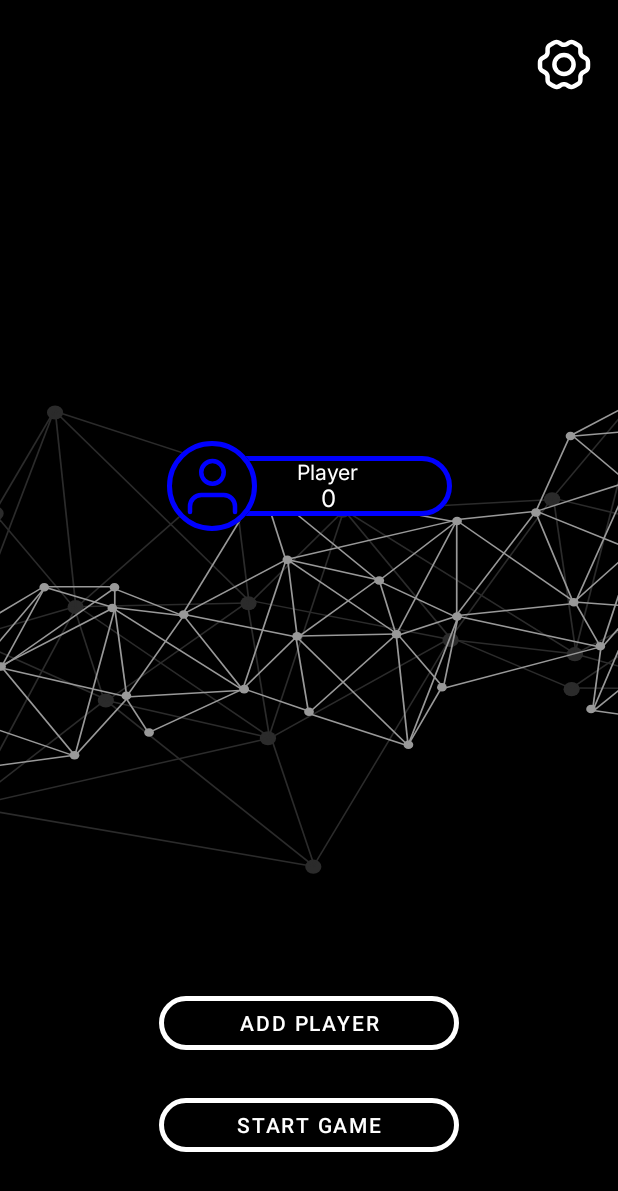
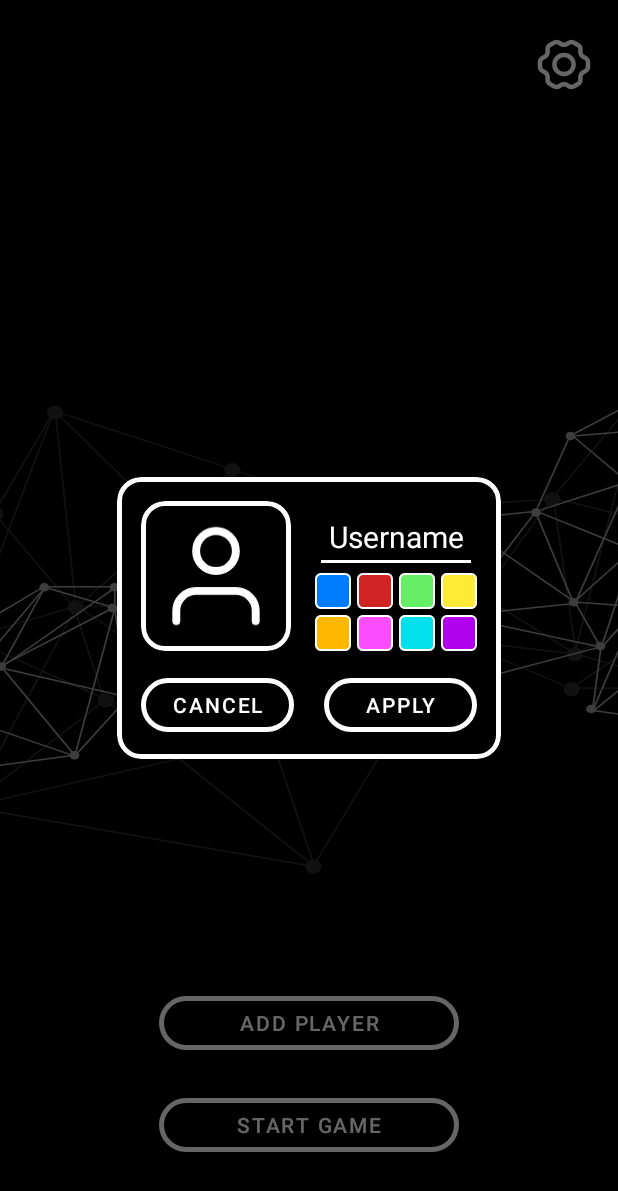
Before and after one commit to Tvinkvinter/MobileCroupier, an Android app: the screen it shows after launch (MainActivity), after a tap on "ADD PLAYER", on a phone screen of 412 x 824 dp. Shown: the top 1191 px of the screen. Run offline under Robolectric (Android 15) with nearby library versions, the phone set to English and light mode, and no system bars.

Commit message:
feature: add setting player dialog

```diff
--- a/app/src/main/java/com/atarusov/pokerapp/custom_views/ColorPickSquare.kt
+++ b/app/src/main/java/com/atarusov/pokerapp/custom_views/ColorPickSquare.kt
@@ -5,8 +5,8 @@ import android.util.AttributeSet
 import android.view.LayoutInflater
 import android.view.View
 import android.widget.FrameLayout
-import android.widget.ImageView
 import com.atarusov.pokerapp.R
+import com.atarusov.pokerapp.databinding.ViewColorPickSquareBinding
 
 class ColorPickSquare(
     context: Context,
@@ -14,23 +14,19 @@ class ColorPickSquare(
     defStyleAttrs: Int,
     defStylesRes: Int
 ) : FrameLayout(context, attrs, defStyleAttrs, defStylesRes) {
-    private var color: Int? = context.getColor(R.color.white)
+    var color: Int = context.getColor(R.color.white)
         set(value) {
             field = value
-            rootView.findViewById<ImageView>(R.id.color_square).drawable.setTint(
-                context.getColor(value!!) ?: context.getColor(R.color.white)
-            )
+            binding.colorSquare.background.mutate().setTint(value)
         }
-    private var blocked: Boolean = false
+    var blocked: Boolean = false
         set(value) {
             field = value
-            rootView.findViewById<ImageView>(R.id.color_square_mask).visibility =
-                if (value) View.GONE else View.VISIBLE
-            rootView.findViewById<ImageView>(R.id.color_square_stroke).drawable.apply {
-                if (value) setTint(context.getColor(R.color.black))
-                else setTint(context.getColor(R.color.white))
-            }
+            binding.colorSquareMask.visibility =
+                if (value) View.VISIBLE else View.GONE
         }
+
+    private val binding: ViewColorPickSquareBinding
 
     constructor(context: Context, attrs: AttributeSet?, defStyleAttr: Int) :
             this(context, attrs, defStyleAttr, 0)
@@ -39,7 +35,8 @@ class ColorPickSquare(
     constructor(context: Context) : this(context, null)
 
     init {
-        LayoutInflater.from(context).inflate(R.layout.view_color_pick_square, this)
+        LayoutInflater.from(context).inflate(R.layout.view_color_pick_square, this, true)
+        binding = ViewColorPickSquareBinding.bind(this)
 
         val typedArray = context.obtainStyledAttributes(
             attrs,
@@ -49,7 +46,7 @@ class ColorPickSquare(
         )
 
         color =
-            typedArray.getColor(R.styleable.ColorPickSquare_color, context.getColor(R.color.white))
+            typedArray.getInt(R.styleable.ColorPickSquare_color, context.getColor(R.color.white))
         blocked = typedArray.getBoolean(R.styleable.ColorPickSquare_blocked, false)
 
         typedArray.recycle()
--- a/app/src/main/java/com/atarusov/pokerapp/screens/ConfigureScreenFragment.kt
+++ b/app/src/main/java/com/atarusov/pokerapp/screens/ConfigureScreenFragment.kt
@@ -1,23 +1,33 @@
 package com.atarusov.pokerapp.screens
 
+import android.app.AlertDialog
 import android.graphics.Color
+import android.graphics.drawable.ColorDrawable
 import android.os.Bundle
-import androidx.fragment.app.Fragment
+import android.text.Editable
+import android.text.TextWatcher
 import android.view.LayoutInflater
 import android.view.View
 import android.view.ViewGroup
+import android.widget.Button
+import android.widget.EditText
+import android.widget.GridLayout
+import android.widget.ImageView
+import android.widget.Toast
+import androidx.core.view.forEach
+import androidx.fragment.app.Fragment
 import androidx.fragment.app.viewModels
-import androidx.lifecycle.Observer
 import androidx.navigation.fragment.findNavController
 import com.atarusov.pokerapp.PlayersAdapter
 import com.atarusov.pokerapp.R
+import com.atarusov.pokerapp.custom_views.ColorPickSquare
 import com.atarusov.pokerapp.databinding.FragmentConfigureScreenBinding
 import com.atarusov.pokerapp.model.Player
 
 class ConfigureScreenFragment : Fragment() {
 
-    lateinit var binding: FragmentConfigureScreenBinding
-    lateinit var adapter: PlayersAdapter
+    private lateinit var binding: FragmentConfigureScreenBinding
+    private lateinit var adapter: PlayersAdapter
 
     private val viewModel: ConfigureScreenViewModel by viewModels { factory() }
 
@@ -29,10 +39,10 @@ class ConfigureScreenFragment : Fragment() {
         adapter = PlayersAdapter()
 
         binding.addPlayerBtn.setOnClickListener {
-            viewModel.addPlayer(Player(0, Color.BLUE, null, getString(R.string.unknown_player), 0))
+            showDialog()
         }
 
-        binding.startGameBtn.setOnClickListener{
+        binding.startGameBtn.setOnClickListener {
             findNavController().navigate(R.id.action_configureScreenFragment_to_gameScreenFragment)
         }
 
@@ -44,4 +54,42 @@ class ConfigureScreenFragment : Fragment() {
 
         return binding.root
     }
+
+    private fun showDialog() {
+        val builder = AlertDialog.Builder(requireContext(), R.style.WrapContentDialog)
+        //TODO: get rid of the warning
+        builder.setView(layoutInflater.inflate(R.layout.dialog_set_player, null))
+        val dialog = builder.create()
+        dialog.window?.setBackgroundDrawable(ColorDrawable(Color.TRANSPARENT))
+        dialog.show()
+
+        var pickedColor: Int? = null
+        var username: String? = null
+
+        dialog.findViewById<GridLayout>(R.id.colors_grid).forEach { colorSquare ->
+            colorSquare.setOnClickListener {
+                pickedColor = (colorSquare as ColorPickSquare).color
+                dialog.findViewById<ImageView>(R.id.dialog_avatar).drawable.setTint(pickedColor!!)
+            }
+        }
+
+        dialog.findViewById<EditText>(R.id.dialog_username_edit_text)
+            .addTextChangedListener(object : TextWatcher {
+                override fun afterTextChanged(s: Editable?) { username = s.toString() }
+                override fun beforeTextChanged(s: CharSequence?, start: Int, count: Int, after: Int) {}
+                override fun onTextChanged(s: CharSequence?, start: Int, before: Int, count: Int) {}
+            })
+
+        dialog.findViewById<Button>(R.id.dialog_apply_button).setOnClickListener {
+            if (username == null) {
+                Toast.makeText(requireContext(), getString(R.string.empty_name_error_message), Toast.LENGTH_SHORT).show()
+            } else if (pickedColor == null) {
+                Toast.makeText(requireContext(), getString(R.string.unpicked_color_error_message), Toast.LENGTH_SHORT).show()
+            } else {
+                // TODO: come up with a more elegant solution
+                viewModel.addPlayer(Player(0, pickedColor!!, null, username!!, 0))
+                dialog.dismiss()
+            }
+        }
+    }
 }
--- a/app/src/main/res/drawable/color_pick_square_stroke.xml
+++ b/app/src/main/res/drawable/color_pick_square_stroke.xml
@@ -1,10 +1,8 @@
 <?xml version="1.0" encoding="utf-8"?>
-<selector xmlns:android="http://schemas.android.com/apk/res/android">
-    <item>
-        <shape android:shape="rectangle">
-            <stroke android:width="1dp" android:color="@color/white"/>
-            <corners android:radius="3dp"/>
-            <size android:width="24dp" android:height="24dp"/>
-        </shape>
-    </item>
-</selector>
+
+<shape xmlns:android="http://schemas.android.com/apk/res/android"
+    android:shape="rectangle">
+    <stroke android:width="1dp" android:color="@color/white" />
+    <corners android:radius="3dp" />
+    <size android:width="24dp" android:height="24dp" />
+</shape>
--- /dev/null
+++ b/app/src/main/res/drawable/ic_lock.xml
@@ -0,0 +1,7 @@
+<vector android:height="20dp" android:viewportHeight="24"
+    android:viewportWidth="24" android:width="20dp" xmlns:android="http://schemas.android.com/apk/res/android">
+    <path android:fillColor="@android:color/transparent"
+        android:pathData="M12,14.5V16.5M7,10.029C7.471,10 8.053,10 8.8,10H15.2C15.947,10 16.529,10 17,10.029M7,10.029C6.412,10.065 5.994,10.146 5.638,10.327C5.074,10.615 4.615,11.073 4.327,11.638C4,12.28 4,13.12 4,14.8V16.2C4,17.88 4,18.72 4.327,19.362C4.615,19.927 5.074,20.385 5.638,20.673C6.28,21 7.12,21 8.8,21H15.2C16.88,21 17.72,21 18.362,20.673C18.927,20.385 19.385,19.927 19.673,19.362C20,18.72 20,17.88 20,16.2V14.8C20,13.12 20,12.28 19.673,11.638C19.385,11.073 18.927,10.615 18.362,10.327C18.006,10.146 17.588,10.065 17,10.029M7,10.029V8C7,5.239 9.239,3 12,3C14.761,3 17,5.239 17,8V10.029"
+        android:strokeColor="#000000" android:strokeLineCap="round"
+        android:strokeLineJoin="round" android:strokeWidth="2"/>
+</vector>
--- a/app/src/main/res/layout/dialog_set_player.xml
+++ b/app/src/main/res/layout/dialog_set_player.xml
@@ -1,15 +1,12 @@
 <?xml version="1.0" encoding="utf-8"?>
 <com.google.android.material.card.MaterialCardView xmlns:android="http://schemas.android.com/apk/res/android"
     xmlns:app="http://schemas.android.com/apk/res-auto"
-    xmlns:tools="http://schemas.android.com/tools"
-    android:layout_width="match_parent"
-    tools:layout_width="252dp"
+    android:layout_width="wrap_content"
     android:layout_height="wrap_content"
     android:backgroundTint="@color/black"
     app:cardCornerRadius="16dp"
     app:strokeColor="@color/white"
-    app:strokeWidth="3dp"
-    tools:layout_marginHorizontal="54dp">
+    app:strokeWidth="3dp">
 
     <androidx.constraintlayout.widget.ConstraintLayout
         android:layout_width="match_parent"
@@ -28,96 +25,121 @@
             app:strokeWidth="3dp">
 
             <ImageView
+                android:id="@+id/dialog_avatar"
                 android:layout_width="match_parent"
                 android:layout_height="match_parent"
                 android:layout_gravity="center"
+                android:contentDescription="@string/avatar_description"
                 android:paddingHorizontal="20dp"
-                android:src="@drawable/ic_player_avatar" />
+                android:src="@drawable/ic_player_avatar"
+                app:tint="@color/white" />
 
         </com.google.android.material.card.MaterialCardView>
 
         <EditText
-            android:id="@+id/username_et"
+            android:id="@+id/dialog_username_edit_text"
             android:layout_width="0dp"
             android:layout_height="wrap_content"
             android:layout_marginHorizontal="16dp"
+            android:autofillHints="username"
             android:gravity="center"
-            android:text="Username"
+            android:hint="@string/username"
+            android:imeOptions="actionDone"
+            android:inputType="text"
+            android:lines="1"
             android:textColor="@color/white"
+            android:textColorHint="@color/white"
             android:textSize="20sp"
             app:layout_constraintEnd_toEndOf="parent"
             app:layout_constraintStart_toEndOf="@id/dialog_avatar_card"
             app:layout_constraintTop_toTopOf="@id/dialog_avatar_card" />
 
         <GridLayout
+            android:id="@+id/colors_grid"
             android:layout_width="wrap_content"
             android:layout_height="wrap_content"
-            android:layout_marginHorizontal="14dp"
+            android:layout_marginHorizontal="16dp"
             android:columnCount="4"
             android:rowCount="2"
             app:layout_constraintEnd_toEndOf="parent"
             app:layout_constraintStart_toEndOf="@id/dialog_avatar_card"
-            app:layout_constraintTop_toBottomOf="@id/username_et">
+            app:layout_constraintTop_toBottomOf="@id/dialog_username_edit_text">
 
             <com.atarusov.pokerapp.custom_views.ColorPickSquare
                 android:layout_width="wrap_content"
                 android:layout_height="wrap_content"
-                android:layout_marginBottom="4dp"
+                app:color="@color/blue" />
+
+            <com.atarusov.pokerapp.custom_views.ColorPickSquare
+                android:layout_width="wrap_content"
+                android:layout_height="wrap_content"
+                android:layout_marginStart="4dp"
                 app:color="@color/red" />
 
             <com.atarusov.pokerapp.custom_views.ColorPickSquare
                 android:layout_width="wrap_content"
                 android:layout_height="wrap_content"
-                android:layout_marginEnd="4dp"
-                android:layout_marginBottom="4dp"
-                app:color="@color/red" />
+                android:layout_marginStart="4dp"
+                app:color="@color/green" />
 
             <com.atarusov.pokerapp.custom_views.ColorPickSquare
                 android:layout_width="wrap_content"
                 android:layout_height="wrap_content"
-                android:layout_marginEnd="4dp"
-                android:layout_marginBottom="4dp"
-                app:color="@color/red" />
+                android:layout_marginStart="4dp"
+                app:color="@color/yellow" />
 
             <com.atarusov.pokerapp.custom_views.ColorPickSquare
                 android:layout_width="wrap_content"
                 android:layout_height="wrap_content"
-                android:layout_marginBottom="4dp"
-                app:color="@color/red" />
+                android:layout_marginTop="4dp"
+                app:color="@color/orange" />
 
             <com.atarusov.pokerapp.custom_views.ColorPickSquare
                 android:layout_width="wrap_content"
                 android:layout_height="wrap_content"
-                android:layout_marginEnd="4dp"
-                app:color="@color/red" />
+                android:layout_marginStart="4dp"
+                android:layout_marginTop="4dp"
+                app:color="@color/pink" />
 
             <com.atarusov.pokerapp.custom_views.ColorPickSquare
                 android:layout_width="wrap_content"
                 android:layout_height="wrap_content"
-                android:layout_marginEnd="4dp"
-                app:color="@color/red" />
+                android:layout_marginStart="4dp"
+                android:layout_marginTop="4dp"
+                app:color="@color/light_blue" />
 
             <com.atarusov.pokerapp.custom_views.ColorPickSquare
                 android:layout_width="wrap_content"
                 android:layout_height="wrap_content"
-                app:color="@color/red" />
-
-            <com.atarusov.pokerapp.custom_views.ColorPickSquare
-                android:layout_width="wrap_content"
-                android:layout_height="wrap_content"
-                android:layout_marginEnd="4dp"
-                app:color="@color/red" />
+                android:layout_marginStart="4dp"
+                android:layout_marginTop="4dp"
+                app:color="@color/purple" />
 
         </GridLayout>
 
         <Button
-            android:layout_width="wrap_content"
+            android:id="@+id/dialog_cancel_button"
+            style="@style/stroked_button"
+            android:layout_width="0dp"
             android:layout_height="wrap_content"
+            android:layout_marginVertical="12dp"
+            android:text="@string/button_cancel"
+            app:layout_constraintBottom_toBottomOf="parent"
+            app:layout_constraintEnd_toStartOf="@id/dialog_apply_button"
+            app:layout_constraintStart_toStartOf="@id/dialog_avatar_card"
+            app:layout_constraintTop_toBottomOf="@id/dialog_avatar_card" />
+
+        <Button
+            android:id="@+id/dialog_apply_button"
             style="@style/stroked_button"
-            app:layout_constraintStart_toStartOf="@id/dialog_avatar_card"
-            app:layout_constraintTop_toBottomOf="@id/dialog_avatar_card"
-            android:layout_marginVertical="12dp"
-            app:layout_constraintBottom_toBottomOf="parent"/>
+            android:layout_width="0dp"
+            android:layout_height="wrap_content"
+            android:layout_marginStart="20dp"
+            android:layout_marginEnd="16dp"
+            android:text="@string/button_apply"
+            app:layout_constraintEnd_toEndOf="parent"
+            app:layout_constraintStart_toEndOf="@id/dialog_cancel_button"
+            app:layout_constraintTop_toTopOf="@id/dialog_cancel_button" />
 
     </androidx.constraintlayout.widget.ConstraintLayout>
 </com.google.android.material.card.MaterialCardView>
--- a/app/src/main/res/layout/view_color_pick_square.xml
+++ b/app/src/main/res/layout/view_color_pick_square.xml
@@ -1,30 +1,25 @@
 <?xml version="1.0" encoding="utf-8"?>
-<FrameLayout xmlns:android="http://schemas.android.com/apk/res/android"
-    xmlns:app="http://schemas.android.com/apk/res-auto"
+<merge xmlns:android="http://schemas.android.com/apk/res/android"
     xmlns:tools="http://schemas.android.com/tools"
-    android:layout_width="match_parent"
+    android:layout_width="wrap_content"
+    android:layout_height="wrap_content"
+    tools:context=".MainActivity"
     tools:ignore="ContentDescription"
-    android:layout_height="match_parent">
+    tools:parentTag="android.widget.FrameLayout">
 
     <ImageView
         android:id="@+id/color_square"
-        android:layout_width="match_parent"
-        android:layout_height="match_parent"
+        android:layout_width="wrap_content"
+        android:layout_height="wrap_content"
+        android:background="@drawable/color_pick_square_stroke"
         android:src="@drawable/color_pick_square_stroke"
-        app:tint="@color/red" />
+        tools:backgroundTint="@color/red" />
 
     <ImageView
         android:id="@+id/color_square_mask"
-        android:layout_width="match_parent"
-        android:layout_height="match_parent"
-        android:src="@drawable/color_pick_square_stroke"
-        app:tint="@color/translucent_white"
-        android:visibility="gone"/>
-
-    <ImageView
-        android:id="@+id/color_square_stroke"
-        android:layout_width="match_parent"
-        android:layout_height="match_parent"
-        android:src="@drawable/color_pick_square_stroke" />
-
-</FrameLayout>
+        android:layout_width="wrap_content"
+        android:layout_height="wrap_content"
+        android:layout_gravity="center"
+        android:background="@drawable/ic_lock"
+        tools:visibility="visible" />
+</merge>
--- a/app/src/main/res/values/colors.xml
+++ b/app/src/main/res/values/colors.xml
@@ -9,7 +9,12 @@
     <color name="white">#FFFFFFFF</color>
     <color name="translucent_white">#66FFFFFF</color>
 
-    <color name="red">#B40000</color>
-    <color name="green">#98FF98</color>
+    <color name="red">#D02323</color>
+    <color name="green">#67EE67</color>
     <color name="blue">#007DFF</color>
+    <color name="yellow">#FFEB37</color>
+    <color name="orange">#FFB800</color>
+    <color name="pink">#FB4DFF</color>
+    <color name="purple">#B102EE</color>
+    <color name="light_blue">#02E0EE</color>
 </resources>
--- a/app/src/main/res/values/strings.xml
+++ b/app/src/main/res/values/strings.xml
@@ -8,4 +8,12 @@
     <string name="start_game">Start game</string>
     <string name="unknown_player">Player</string>
 
+    <!-- dialog set player -->
+    <string name="button_cancel">Cancel</string>
+    <string name="button_apply">Apply</string>
+    <string name="username">Username</string>
+    <string name="empty_name_error_message">Enter a name</string>
+    <string name="unpicked_color_error_message">Pick a color</string>
+    <string name="avatar_description">Player\'s avatar</string>
+
 </resources>
--- a/app/src/main/res/values/styles.xml
+++ b/app/src/main/res/values/styles.xml
@@ -1,5 +1,11 @@
 <?xml version="1.0" encoding="utf-8"?>
 <resources>
+
+    <style name="WrapContentDialog" parent="Theme.AppCompat.Light.Dialog">
+        <item name="windowMinWidthMajor">10%</item>
+        <item name="windowMinWidthMinor">10%</item>
+    </style>
+
     <style name="stroked_button">
         <item name="backgroundTint">@color/black</item>
         <item name="android:textColor">@color/white</item>
--- a/app/src/main/res/values/themes.xml
+++ b/app/src/main/res/values/themes.xml
@@ -1,8 +1,9 @@
-<resources xmlns:tools="http://schemas.android.com/tools">
+<resources>
     <!-- Base application theme. -->
     <style name="Theme.PokerApp" parent="Theme.MaterialComponents.DayNight.NoActionBar">
         <!-- Status bar color. -->
         <item name="android:statusBarColor">@color/black</item>
         <!-- Customize your theme here. -->
+        <item name="colorAccent">@color/white</item>
     </style>
 </resources>
```
